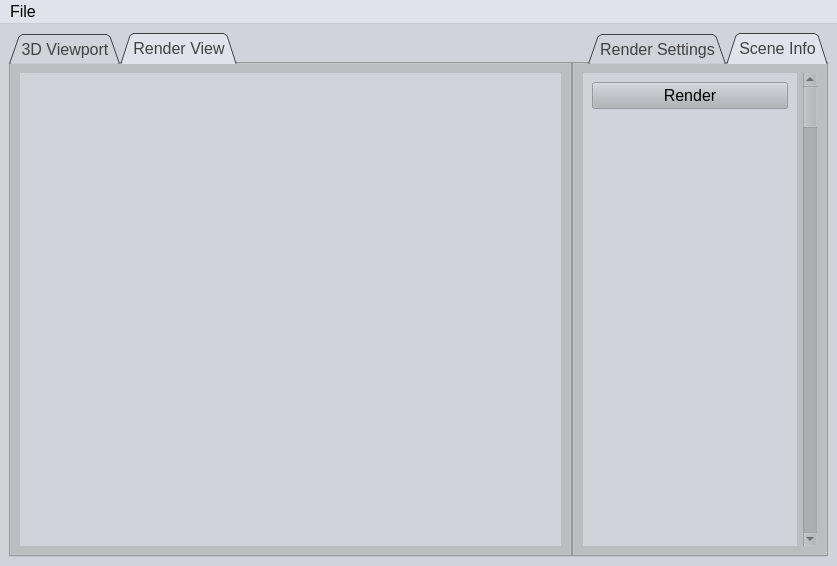
This is FinalSubmission/ui/MainWindow.ui in TomMinor/Path-Tracer as Qt 5 draws it before an edit. The edited form follows.
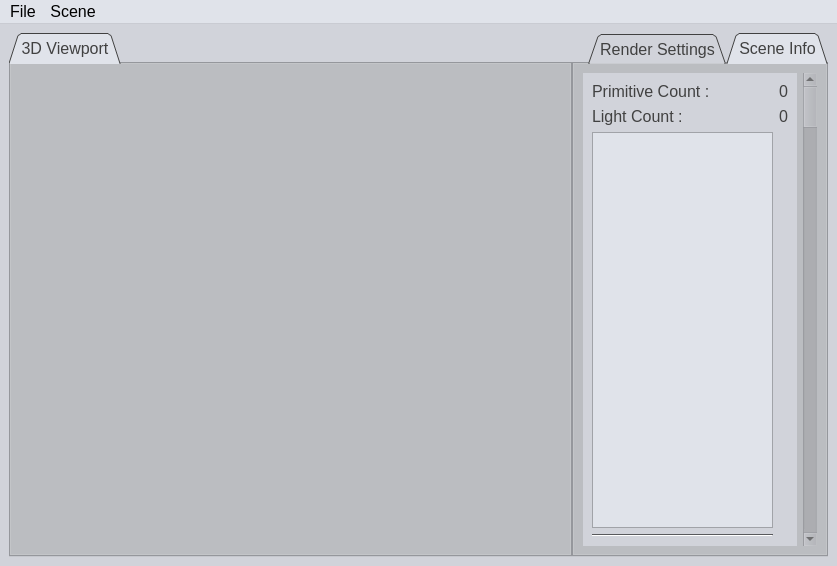
This is the edited form. The open tabs and pages were chosen to show the change.

The edit to the form file:
```diff
--- a/FinalSubmission/ui/MainWindow.ui
+++ b/FinalSubmission/ui/MainWindow.ui
@@ -482,7 +482,7 @@
          <enum>QTabWidget::Triangular</enum>
         </property>
         <property name="currentIndex">
-         <number>1</number>
+         <number>0</number>
         </property>
         <property name="elideMode">
          <enum>Qt::ElideNone</enum>
@@ -500,32 +500,6 @@
             <property name="sizeConstraint">
              <enum>QLayout::SetNoConstraint</enum>
             </property>
-            <item>
-             <widget class="QWidget" name="widget" native="true">
-              <property name="autoFillBackground">
-               <bool>true</bool>
-              </property>
-             </widget>
-            </item>
-           </layout>
-          </item>
-         </layout>
-        </widget>
-        <widget class="QWidget" name="tabWidgetPage2">
-         <attribute name="title">
-          <string>Render View</string>
-         </attribute>
-         <layout class="QHBoxLayout" name="horizontalLayout_9">
-          <item>
-           <layout class="QHBoxLayout" name="horizontalLayout_6">
-            <item>
-             <widget class="QWidget" name="widget_2" native="true">
-              <property name="autoFillBackground">
-               <bool>true</bool>
-              </property>
-              <zorder>tabWidget_2</zorder>
-             </widget>
-            </item>
            </layout>
           </item>
          </layout>
@@ -612,26 +586,47 @@
                <height>471</height>
               </rect>
              </property>
-             <layout class="QVBoxLayout" name="verticalLayout_2">
-              <item>
-               <widget class="QPushButton" name="renderButton">
+             <layout class="QFormLayout" name="formLayout">
+              <item row="0" column="0">
+               <widget class="QLabel" name="label_2">
                 <property name="text">
-                 <string>Render</string>
+                 <string>0</string>
                 </property>
+                <property name="alignment">
+                 <set>Qt::AlignCenter</set>
+                </property>
                </widget>
               </item>
-              <item>
-               <spacer name="verticalSpacer">
+              <item row="0" column="1">
+               <widget class="QLabel" name="label">
+                <property name="text">
+                 <string>Primitive Count :</string>
+                </property>
+               </widget>
+              </item>
+              <item row="1" column="0">
+               <widget class="QLabel" name="label_4">
+                <property name="text">
+                 <string>0</string>
+                </property>
+               </widget>
+              </item>
+              <item row="1" column="1">
+               <widget class="QLabel" name="label_3">
+                <property name="text">
+                 <string>Light Count :</string>
+                </property>
+               </widget>
+              </item>
+              <item row="2" column="1">
+               <widget class="QListView" name="listView"/>
+              </item>
+              <item row="3" column="1">
+               <widget class="Line" name="line">
                 <property name="orientation">
-                 <enum>Qt::Vertical</enum>
+                 <enum>Qt::Horizontal</enum>
                 </property>
-                <property name="sizeHint" stdset="0">
-                 <size>
-                  <width>20</width>
-                  <height>40</height>
-                 </size>
-                </property>
-               </spacer>
+               </widget>
               </item>
              </layout>
             </widget>
@@ -761,7 +756,14 @@
     <addaction name="separator"/>
     <addaction name="actionQuit"/>
    </widget>
+   <widget class="QMenu" name="menuScene">
+    <property name="title">
+     <string>Scene</string>
+    </property>
+    <addaction name="actionRender"/>
+   </widget>
    <addaction name="menuFile"/>
+   <addaction name="menuScene"/>
   </widget>
   <action name="actionOpen_scene">
    <property name="text">
```
Left out of the diff: 47 changed lines with no effect on the pictures.
